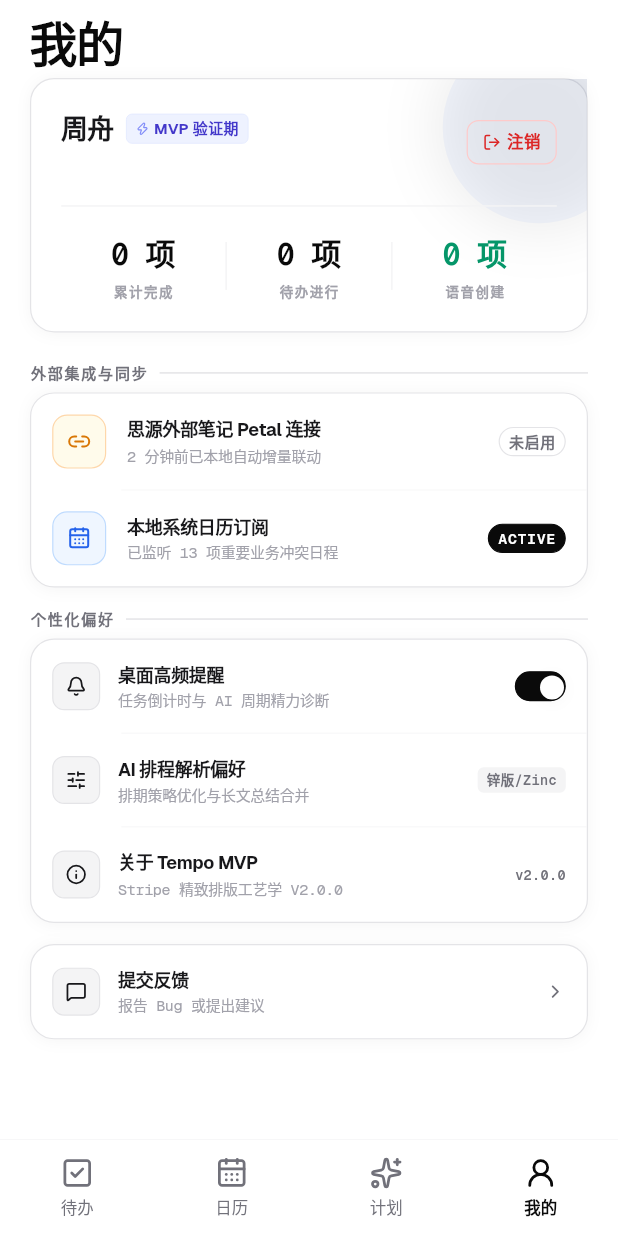
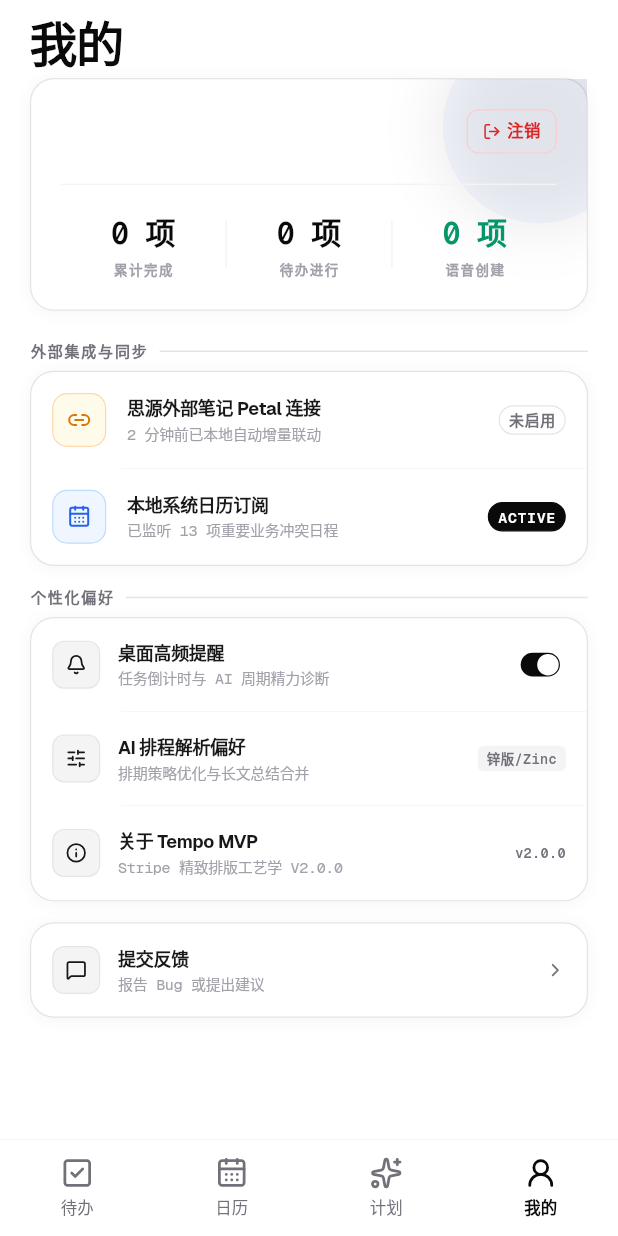
Before and after one commit to nsxzhou/tempo, a Flutter app: the SettingsPage screen opened by its route, on a phone screen of 412 x 824 dp. Run offline on Flutter 3.47's test engine with Material 3 defaults, Android fonts, the light colour scheme and no system bars; our stand-ins replace connectivity_plus, dio, drift, flutter_dotenv, flutter_local_notifications, flutter_lucide and 7 more; missing offline and left inert: record; accounts and stored records are empty; generated files the repository leaves out were written again; project files that could hold a hidden picture were left out.

Commit message:
refactor: simplify TempoUserCard and replace TempoToggle with CupertinoSwitch
- Remove userName/badge from TempoUserCard, show only email
- Delete TempoToggle widget, use native CupertinoSwitch in settings

```diff
--- a/lib/core/widgets/tempo/src/tempo_toggle.dart
+++ /dev/null
@@ -1,65 +0,0 @@
-// TempoToggle — 自定义 Toggle(对应 prototype 设置页 34×20 圆胶囊)
-
-import 'package:flutter/material.dart';
-
-import '../../../theme/app_theme.dart';
-
-class TempoToggle extends StatelessWidget {
-  final bool value;
-  final ValueChanged<bool>? onChanged;
-  final double width;
-  final double height;
-
-  const TempoToggle({
-    super.key,
-    required this.value,
-    this.onChanged,
-    this.width = 34,
-    this.height = 20,
-  });
-
-  @override
-  Widget build(BuildContext context) {
-    final dotSize = height - 4;
-    return Semantics(
-      label: value ? '已开启' : '已关闭',
-      button: onChanged != null,
-      child: GestureDetector(
-        onTap: onChanged == null ? null : () => onChanged!(!value),
-        child: AnimatedContainer(
-          duration: const Duration(milliseconds: 200),
-          curve: Curves.easeInOut,
-          width: width,
-          height: height,
-          decoration: BoxDecoration(
-            color: value ? AppTheme.fg : AppTheme.bgMuted,
-            borderRadius: BorderRadius.circular(height / 2),
-            border: Border.all(
-              color: value ? AppTheme.fg : AppTheme.borderStrong,
-              width: 0.8,
-            ),
-          ),
-          child: Stack(
-            children: [
-              AnimatedPositioned(
-                duration: const Duration(milliseconds: 200),
-                curve: Curves.easeInOut,
-                top: 2,
-                left: value ? width - dotSize - 2 : 2,
-                child: Container(
-                  width: dotSize,
-                  height: dotSize,
-                  decoration: BoxDecoration(
-                    color: AppTheme.bg,
-                    shape: BoxShape.circle,
-                    boxShadow: AppTheme.shadowSm,
-                  ),
-                ),
-              ),
-            ],
-          ),
-        ),
-      ),
-    );
-  }
-}
--- a/lib/core/widgets/tempo/src/tempo_user_card.dart
+++ b/lib/core/widgets/tempo/src/tempo_user_card.dart
@@ -1,5 +1,5 @@
 // TempoUserCard — 设置页用户卡(对应 prototype SettingsView 头部)
-// 用户名 + mono 邮箱 + 注销按钮 + 3 列统计
+// mono 邮箱 + 注销按钮 + 3 列统计
 
 import 'package:flutter/material.dart';
 import 'package:flutter_lucide/flutter_lucide.dart';
@@ -18,8 +18,6 @@ class TempoUserStats {
 }
 
 class TempoUserCard extends StatelessWidget {
-  final String userName;
-  final String? badge; // 紫色徽章文案
   final String email;
   final String signOutLabel;
   final List<TempoUserStats> stats;
@@ -27,8 +25,6 @@ class TempoUserCard extends StatelessWidget {
 
   const TempoUserCard({
     super.key,
-    required this.userName,
-    this.badge,
     required this.email,
     this.signOutLabel = '注销',
     required this.stats,
@@ -74,35 +70,13 @@ class TempoUserCard extends StatelessWidget {
                 Row(
                   children: [
                     Expanded(
-                      child: Column(
-                        crossAxisAlignment: CrossAxisAlignment.start,
-                        children: [
-                          Row(
-                            children: [
-                              Text(
-                                userName,
-                                style: const TextStyle(
-                                  fontSize: 18,
-                                  fontWeight: FontWeight.w700,
-                                  letterSpacing: -0.4,
-                                ),
-                              ),
-                              if (badge != null) ...[
-                                const SizedBox(width: 8),
-                                _PurpleBadge(label: badge!),
-                              ],
-                            ],
-                          ),
-                          const SizedBox(height: 4),
-                          Text(
-                            email,
-                            style: AppTheme.mono(
-                              size: 10,
-                              color: AppTheme.fgSubtle,
-                              letterSpacing: -0.2,
-                            ),
-                          ),
-                        ],
+                      child: Text(
+                        email,
+                        style: AppTheme.mono(
+                          size: 12,
+                          color: AppTheme.fg,
+                          letterSpacing: -0.2,
+                        ),
                       ),
                     ),
                     // 注销按钮
@@ -129,43 +103,6 @@ class TempoUserCard extends StatelessWidget {
                   ],
                 ),
               ],
-            ),
-          ),
-        ],
-      ),
-    );
-  }
-}
-
-class _PurpleBadge extends StatelessWidget {
-  final String label;
-  const _PurpleBadge({required this.label});
-
-  @override
-  Widget build(BuildContext context) {
-    return Container(
-      padding: const EdgeInsets.symmetric(horizontal: 6, vertical: 2),
-      decoration: BoxDecoration(
-        color: AppTheme.accentIndigoBg,
-        borderRadius: BorderRadius.circular(AppTheme.radiusXxs),
-        border: Border.all(color: AppTheme.accentIndigoBorder, width: 0.5),
-      ),
-      child: Row(
-        mainAxisSize: MainAxisSize.min,
-        children: [
-          Icon(
-            LucideIcons.zap,
-            size: 9,
-            color: AppTheme.accentIndigoFg,
-            fill: 0.4,
-          ),
-          const SizedBox(width: 3),
-          Text(
-            label,
-            style: TextStyle(
-              fontSize: 10,
-              fontWeight: FontWeight.w700,
-              color: AppTheme.accentIndigo,
             ),
           ),
         ],
--- a/lib/core/widgets/tempo/tempo.dart
+++ b/lib/core/widgets/tempo/tempo.dart
@@ -9,7 +9,6 @@ export 'package:flutter_lucide/flutter_lucide.dart' show LucideIcons;
 export 'src/tempo_tab_bar.dart';
 export 'src/tempo_pill_badge.dart';
 export 'src/tempo_checkbox.dart';
-export 'src/tempo_toggle.dart';
 export 'src/tempo_section_header.dart';
 export 'src/tempo_heatmap_bar.dart';
 export 'src/tempo_progress_dot.dart';
--- a/lib/features/settings/presentation/settings_page.dart
+++ b/lib/features/settings/presentation/settings_page.dart
@@ -1,6 +1,6 @@
 // ============================================================
 // SettingsPage — 设置页(Stripe 派 1:1 还原 prototype SettingsView.tsx)
-// 顶部 TempoUserCard(用户名 + 邮箱 + 3 列实时统计 + 注销)
+// 顶部 TempoUserCard(邮箱 + 3 列实时统计 + 注销)
 // 外部集成与同步:思源 / 系统日历
 // 个性化偏好:通知 / AI 排程 / 关于
 // 业务:通知开关、注销、登出保留;统计从 taskListProvider 实时计算
@@ -8,6 +8,7 @@
 
 import 'dart:async';
 
+import 'package:flutter/cupertino.dart';
 import 'package:flutter/material.dart';
 import 'package:flutter_lucide/flutter_lucide.dart';
 import 'package:flutter_riverpod/flutter_riverpod.dart';
@@ -118,8 +119,6 @@ class _SettingsPageState extends ConsumerState<SettingsPage> {
               Padding(
                 padding: const EdgeInsets.symmetric(horizontal: 20),
                 child: TempoUserCard(
-                  userName: '周舟',
-                  badge: 'MVP 验证期',
                   email: emailText,
                   stats: stats,
                   onSignOut: () => _signOut(),
@@ -185,9 +184,17 @@ class _SettingsPageState extends ConsumerState<SettingsPage> {
                     icon: LucideIcons.bell,
                     title: '桌面高频提醒',
                     subtitle: '任务倒计时与 AI 周期精力诊断',
-                    trailing: TempoToggle(
-                      value: _notificationEnabled,
-                      onChanged: _toggleNotification,
+                    trailing: SizedBox(
+                      width: 34,
+                      height: 20,
+                      child: FittedBox(
+                        fit: BoxFit.contain,
+                        child: CupertinoSwitch(
+                          value: _notificationEnabled,
+                          onChanged: _toggleNotification,
+                          activeTrackColor: AppTheme.fg,
+                        ),
+                      ),
                     ),
                   ),
                   TempoPreferenceRow(
```
